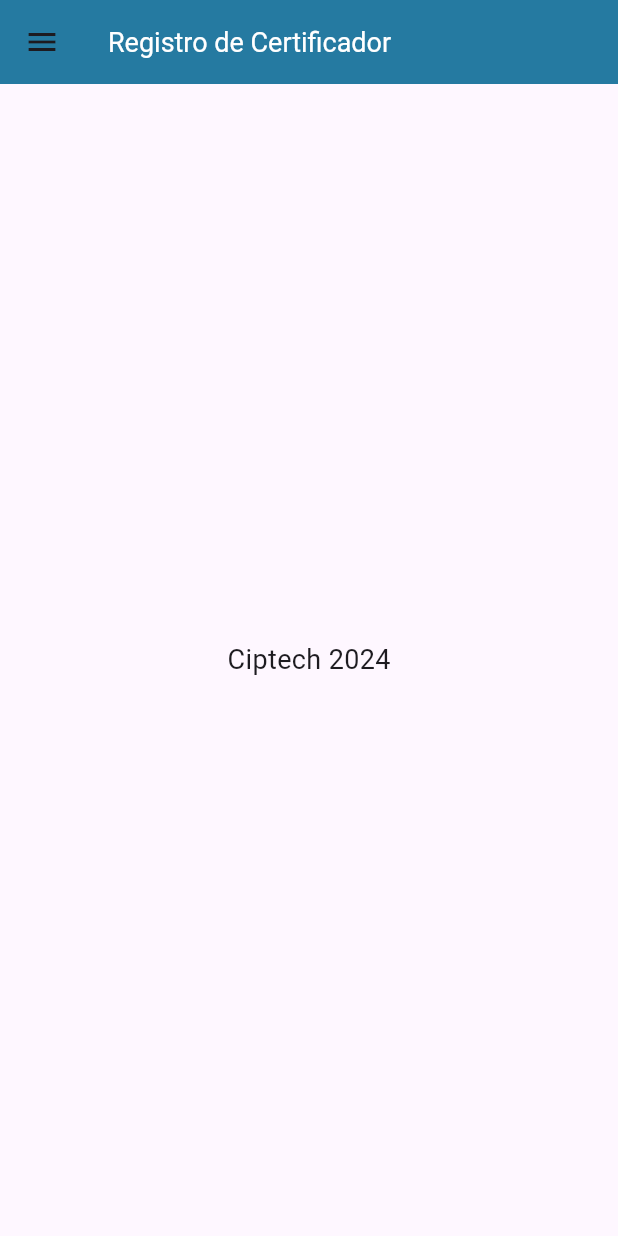
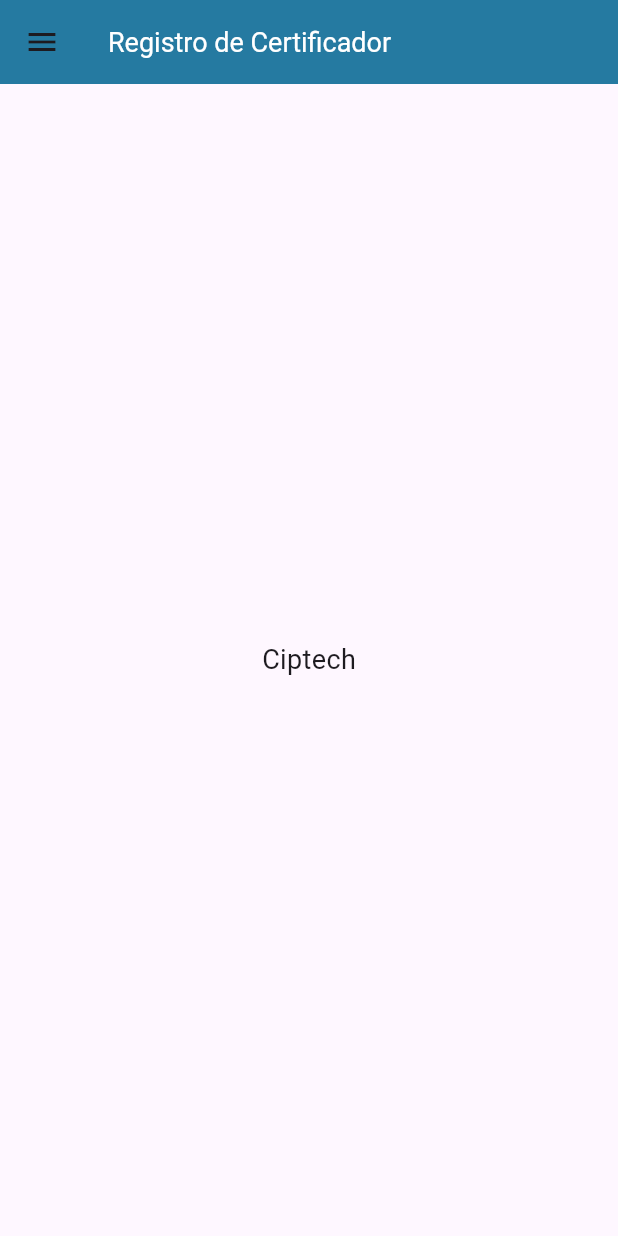
Before and after one commit to CiptechProyectos/AppCiptech, a Flutter app: the screen it shows after launch, on a phone screen of 412 x 824 dp. Run offline on Flutter 3.47's test engine with Material 3 defaults, Android fonts, the phone set to English and light mode, and no system bars; Roboto replaces fonts that are missing (San Francisco).

Commit message:
Initial commit with all project files

```diff
--- a/ciptech/lib/main.dart
+++ b/ciptech/lib/main.dart
@@ -46,7 +46,7 @@
       ),
       body: Center(
         child: Text(
-          'Ciptech 2024',
+          'Ciptech',
           style: TextStyle(fontFamily: 'San Francisco', fontSize: 18.0),
         ),
       ),
```
